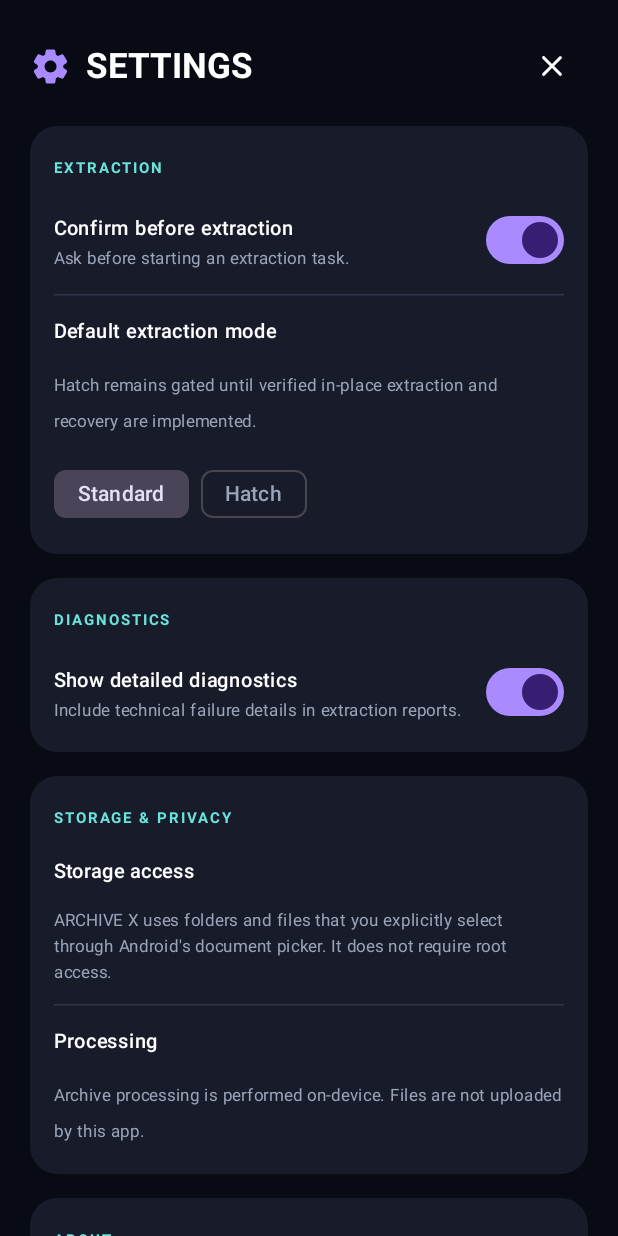
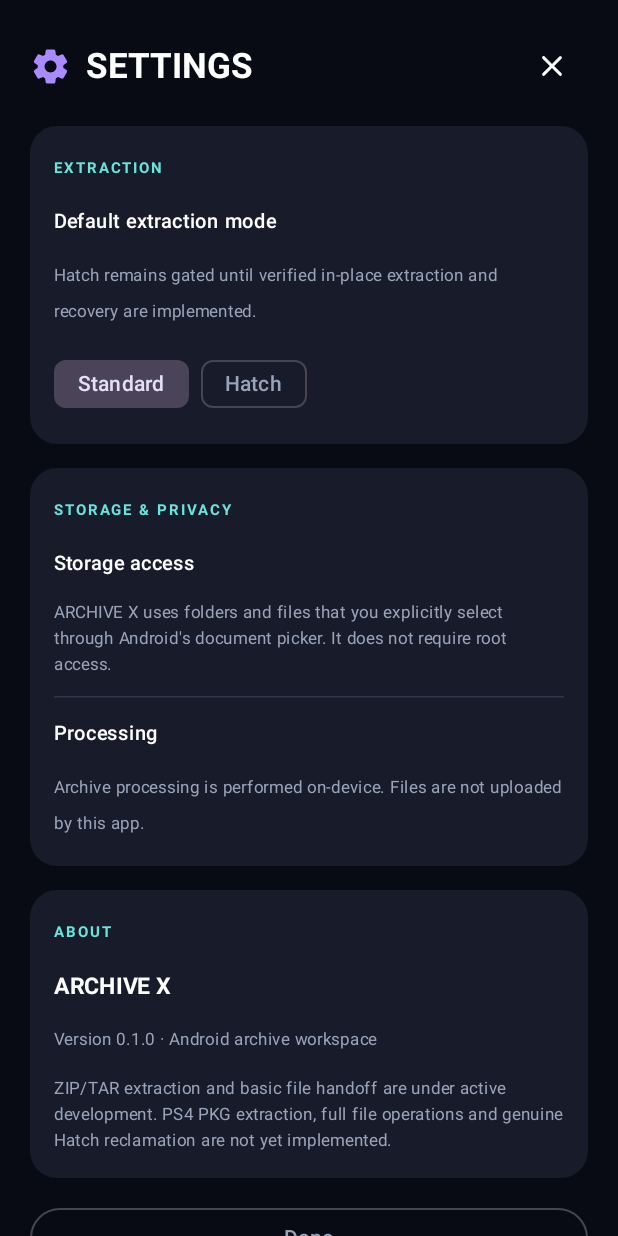
Before and after one commit to thatmallucommiee/archive-x, an Android app built with Jetpack Compose: the screen it shows after launch (MainActivity), after a tap on "Settings", on a phone screen of 412 x 824 dp. Run offline under Robolectric (Android 15) with nearby library versions, the phone set to English and light mode, and no system bars.

Commit message:
Keep only settings that have active application behaviour

```diff
--- a/app/src/main/java/com/archivex/app/SettingsScreen.kt
+++ b/app/src/main/java/com/archivex/app/SettingsScreen.kt
@@ -21,8 +21,6 @@ import androidx.compose.ui.unit.sp
 @Composable
 fun SettingsScreen(context: Context, onClose: () -> Unit) {
     val prefs = remember { context.getSharedPreferences("archive_x_settings", Context.MODE_PRIVATE) }
-    var confirmBeforeExtract by remember { mutableStateOf(prefs.getBoolean("confirm_extract", true)) }
-    var showDiagnostics by remember { mutableStateOf(prefs.getBoolean("show_diagnostics", true)) }
     var defaultMode by remember { mutableStateOf(prefs.getString("default_mode", "Standard") ?: "Standard") }
     Column(
         Modifier.fillMaxSize().background(Color(0xFF090B14)).verticalScroll(rememberScrollState()).padding(20.dp),
@@ -35,11 +33,6 @@ fun SettingsScreen(context: Context, onClose: () -> Unit) {
             IconButton(onClick = onClose) { Icon(Icons.Rounded.Close, "Close", tint = Color.White) }
         }
         SettingsGroup("EXTRACTION") {
-            SettingSwitch("Confirm before extraction", "Ask before starting an extraction task.", confirmBeforeExtract) {
-                confirmBeforeExtract = it
-                prefs.edit().putBoolean("confirm_extract", it).apply()
-            }
-            HorizontalDivider(color = Color(0xFF30364A))
             Text("Default extraction mode", color = Color.White, fontWeight = FontWeight.SemiBold, fontSize = 13.sp)
             Text("Hatch remains gated until verified in-place extraction and recovery are implemented.", color = Color(0xFF9AA4B9), fontSize = 11.sp)
             Row(horizontalArrangement = Arrangement.spacedBy(8.dp)) {
@@ -49,12 +42,6 @@ fun SettingsScreen(context: Context, onClose: () -> Unit) {
                 FilterChip(selected = defaultMode == "Hatch", onClick = {
                     defaultMode = "Hatch"; prefs.edit().putString("default_mode", defaultMode).apply()
                 }, label = { Text("Hatch") })
-            }
-        }
-        SettingsGroup("DIAGNOSTICS") {
-            SettingSwitch("Show detailed diagnostics", "Include technical failure details in extraction reports.", showDiagnostics) {
-                showDiagnostics = it
-                prefs.edit().putBoolean("show_diagnostics", it).apply()
             }
         }
         SettingsGroup("STORAGE & PRIVACY") {
```
